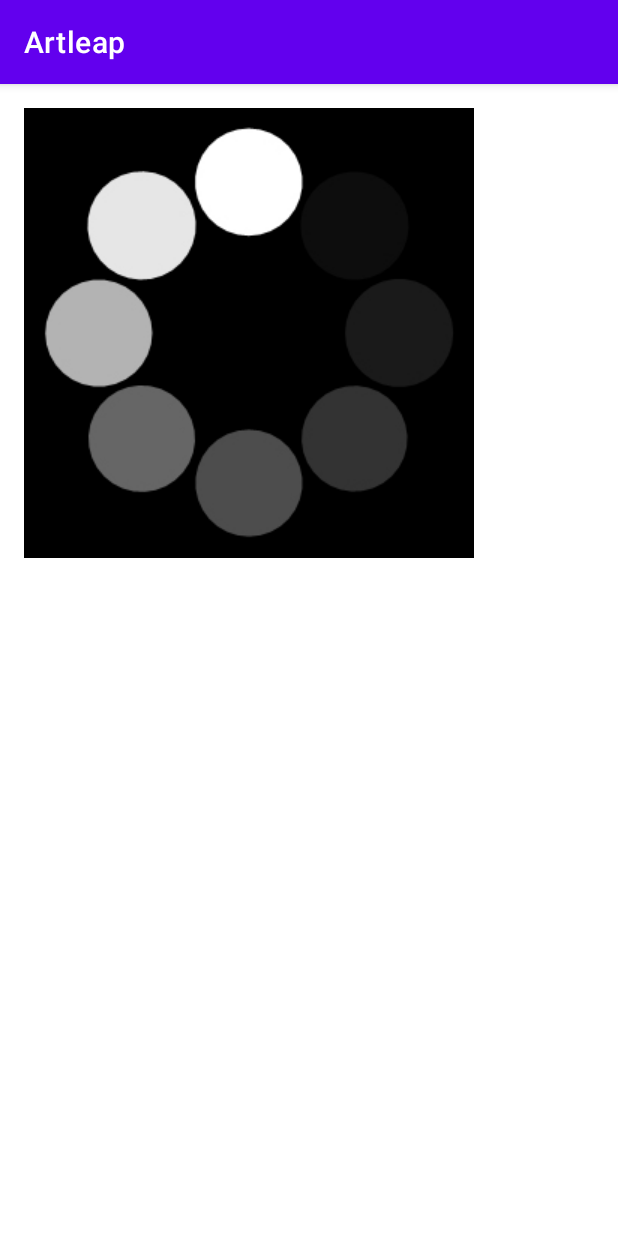
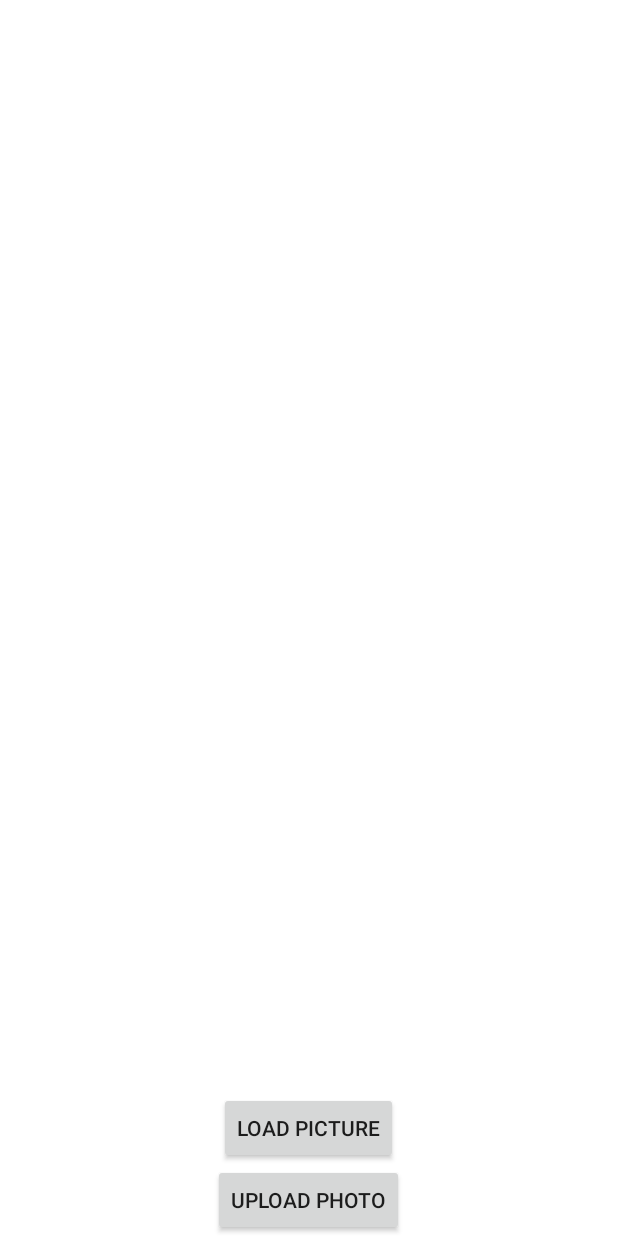
Before and after one commit to Daniel-Scharfstein/IDC_Artleap, an Android app: the screen it shows after launch (LoadingScreenActivity before the commit, UploadingImgActivity after it), after a tap on an icon or button, on a phone screen of 412 x 824 dp. Run offline under Robolectric (Android 15) with nearby library versions, the phone set to English and light mode, and no system bars.

Commit message:
Add upload photo activity

```diff
--- a/app/src/main/AndroidManifest.xml
+++ b/app/src/main/AndroidManifest.xml
@@ -22,6 +22,10 @@
             android:name=".LoadingScreenActivity"
             android:exported="true">
         </activity>
+        <activity
+            android:name=".UploadingImgActivity"
+            android:exported="true">
+        </activity>
 
     </application>
 
--- a/app/src/main/java/com/example/myapplication2/LoadingScreenActivity.java
+++ b/app/src/main/java/com/example/myapplication2/LoadingScreenActivity.java
@@ -9,8 +9,6 @@ public class LoadingScreenActivity extends AppCompatActivity {
     protected void onCreate(Bundle savedInstanceState) {
         super.onCreate(savedInstanceState);
         setContentView(R.layout.loading_page);
-
-
     }
 
 }
--- a/app/src/main/java/com/example/myapplication2/MainActivity.java
+++ b/app/src/main/java/com/example/myapplication2/MainActivity.java
@@ -26,15 +26,11 @@ public class MainActivity extends AppCompatActivity {
     public void addListenerOnTemplateImage() {
 
         imageButton = findViewById(R.id.imageView4);
-        imageButton.setOnClickListener(view -> {
-            Toast.makeText(MainActivity.this,
-                    "ImageButton is clicked!", Toast.LENGTH_SHORT).show();
-            openLoadingPage();
-        });
+        imageButton.setOnClickListener(view -> openLoadingPage());
     }
     public void openLoadingPage()
     {
-        Intent intent = new Intent(this,LoadingScreenActivity.class);
+        Intent intent = new Intent(this,UploadingImgActivity.class);
         startActivity(intent);
     }
 }
--- /dev/null
+++ b/app/src/main/java/com/example/myapplication2/UploadingImgActivity.java
@@ -0,0 +1,68 @@
+package com.example.myapplication2;
+
+import android.app.Activity;
+import android.content.Intent;
+import android.database.Cursor;
+import android.graphics.Bitmap;
+import android.graphics.BitmapFactory;
+import android.net.Uri;
+import android.os.Bundle;
+import android.provider.MediaStore;
+import android.view.View;
+import android.widget.Button;
+import android.widget.ImageView;
+
+import java.io.FileNotFoundException;
+import java.util.concurrent.TimeUnit;
+
+
+public class UploadingImgActivity extends Activity {
+    private static int RESULT_LOAD_IMAGE = 1;
+
+
+    @Override
+    public void onCreate(Bundle savedInstanceState) {
+        super.onCreate(savedInstanceState);
+        setContentView(R.layout.upload_photo);
+        Button buttonLoadImage = findViewById(R.id.buttonLoadPicture);
+        buttonLoadImage.setOnClickListener(arg0 -> {
+            Intent i = new Intent(
+                    Intent.ACTION_PICK,
+                    MediaStore.Images.Media.EXTERNAL_CONTENT_URI);
+            startActivityForResult(i, RESULT_LOAD_IMAGE);
+        });
+        Button buttonUploadImage = findViewById(R.id.buttonUploadPhoto);
+        buttonUploadImage.setOnClickListener(arg0 -> openLoadingPage());
+
+    }
+
+
+    public void openLoadingPage() {
+        Intent intent = new Intent(this, LoadingScreenActivity.class);
+        startActivity(intent);
+    }
+
+
+    @Override
+    protected void onActivityResult(int requestCode, int resultCode, Intent data) {
+        super.onActivityResult(requestCode, resultCode, data);
+        if (requestCode == RESULT_LOAD_IMAGE && resultCode == RESULT_OK && null != data) {
+            Uri selectedImage = data.getData();
+            String[] filePathColumn = {MediaStore.Images.Media.DATA};
+            Cursor cursor = getContentResolver().query(selectedImage,
+                    filePathColumn, null, null, null);
+            cursor.moveToFirst();
+            cursor.close();
+            ImageView imageView = findViewById(R.id.imgView);
+            Bitmap bitmap;
+            try {
+                bitmap = BitmapFactory.decodeStream(getContentResolver().openInputStream(selectedImage));
+                imageView.setImageBitmap(bitmap);
+            } catch (FileNotFoundException e) {
+                e.printStackTrace();
+            }
+
+//            imageView.setImageBitmap(BitmapFactory.decodeFile(picturePath));
+        }
+    }
+}
--- /dev/null
+++ b/app/src/main/res/layout/upload_photo.xml
@@ -0,0 +1,31 @@
+<?xml version="1.0" encoding="utf-8"?>
+<LinearLayout xmlns:android="http://schemas.android.com/apk/res/android"
+    xmlns:tools="http://schemas.android.com/tools"
+    android:orientation="vertical"
+    android:layout_width="fill_parent"
+    android:layout_height="fill_parent">
+
+    <ImageView
+        android:id="@+id/imgView"
+        android:layout_width="fill_parent"
+        android:layout_height="wrap_content"
+        android:layout_weight="1"
+        tools:ignore="ContentDescription" />
+
+    <Button
+        android:id="@+id/buttonLoadPicture"
+        android:layout_width="wrap_content"
+        android:layout_height="wrap_content"
+        android:layout_weight="0"
+        android:text="@string/load_picture"
+        android:layout_gravity="center" />
+
+    <Button
+        android:id="@+id/buttonUploadPhoto"
+        android:layout_width="wrap_content"
+        android:layout_height="wrap_content"
+        android:layout_weight="0"
+        android:text="@string/upload_photo"
+        android:layout_gravity="center" />
+
+</LinearLayout>
--- a/app/src/main/res/values/strings.xml
+++ b/app/src/main/res/values/strings.xml
@@ -1,4 +1,6 @@
 <resources>
     <string name="app_name">Artleap</string>
     <string name="ChooseYourTemplate">Choose Your Template</string>
+    <string name="load_picture">Load Picture</string>
+    <string name="upload_photo">Upload Photo</string>
 </resources>
```
Also changed, not shown: app/src/main/java/myapplication2/BuildConfig.java (deleted, +0 -8 lines), app/src/main/java/myapplication2/R.java (deleted, +0 -26 lines), app/src/main/res/drawable/mock_photo_yael.jpeg (added).
